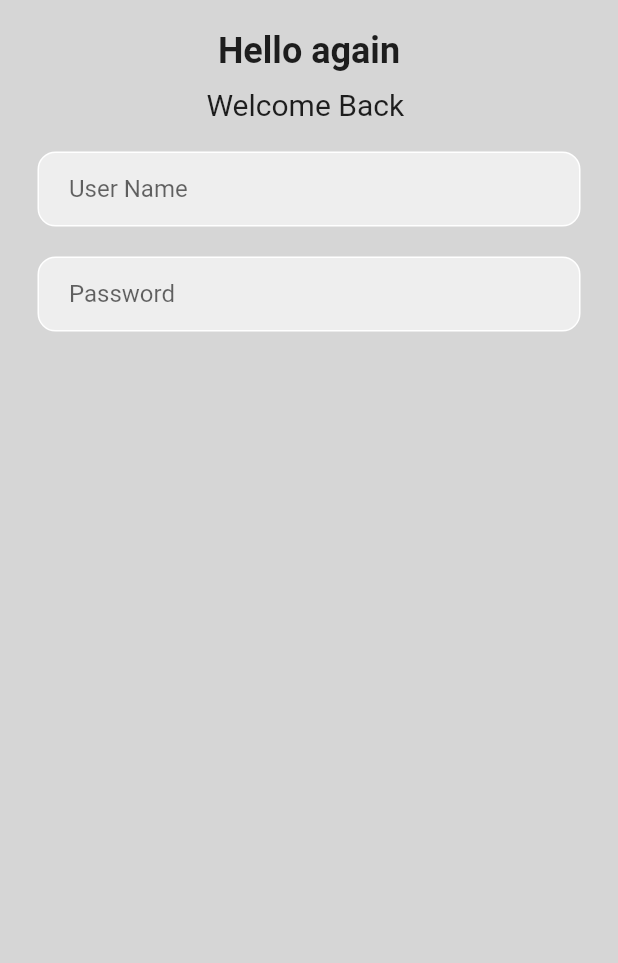
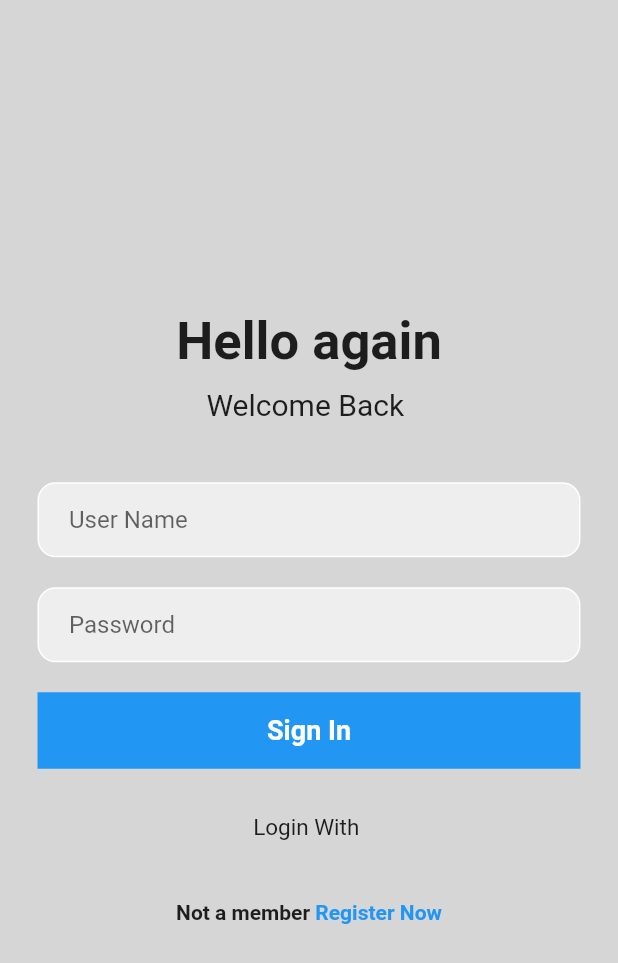
Before and after one commit to darshana-perera-97/loging_flutter, a Flutter app: the screen it shows after launch, on a phone screen of 412 x 824 dp. Shown: the top 963 px of the screen. Run offline on Flutter 3.47's test engine with Material 2 defaults, Android fonts, the phone set to English and light mode, and no system bars.

Commit message:
login page created

```diff
--- a/lib/login_page.dart
+++ b/lib/login_page.dart
@@ -13,16 +13,15 @@ class _LoginPageState extends State<LoginPage> {
     return Scaffold(
       backgroundColor: Colors.grey[350],
       body: SafeArea(
+        child: Center(
           child: Column(
+            mainAxisAlignment: MainAxisAlignment.center,
             children: [
-            SizedBox(
-              height: 20,
-            ),
               //hello again text
               Center(
                   child: Text(
                 'Hello again',
-              style: TextStyle(fontSize: 24, fontWeight: FontWeight.bold),
+                style: TextStyle(fontSize: 35, fontWeight: FontWeight.bold),
               )),
               SizedBox(
                 height: 10,
@@ -33,7 +32,7 @@ class _LoginPageState extends State<LoginPage> {
                 style: TextStyle(fontSize: 20),
               )),
               SizedBox(
-              height: 20,
+                height: 40,
               ),
               //user name input text
 
@@ -73,16 +72,59 @@ class _LoginPageState extends State<LoginPage> {
                     ),
                   ),
                 ),
-            )
-
+              ),
+              SizedBox(
+                height: 20,
+              ),
               //sign up button
+              Padding(
+                padding: const EdgeInsets.symmetric(horizontal: 25.0),
+                child: Container(
+                  padding: EdgeInsets.all(15),
+                  decoration: BoxDecoration(color: Colors.blue),
+                  child: Center(
+                      child: Text(
+                    "Sign In",
+                    style: TextStyle(
+                        color: Colors.white,
+                        fontSize: 18.0,
+                        fontWeight: FontWeight.bold),
+                  )),
+                ),
+              ),
+              SizedBox(
+                height: 30,
+              ),
 
               //login with text
-
+              Center(
+                  child: Text(
+                'Login With ',
+                style: TextStyle(fontSize: 15,color: Colors.black87),
+              )),
+              SizedBox(
+                height: 40,
+              ),
               //login ways
 
               //not a member? regiter now  text
+              Center(
+                  child: Row(
+                mainAxisAlignment: MainAxisAlignment.center,
+                children: [
+                  Text(
+                    'Not a member ',
+                    style: TextStyle(fontWeight: FontWeight.bold),
+                  ),
+                  Text(
+                    'Register Now',
+                    style: TextStyle(
+                        fontWeight: FontWeight.bold, color: Colors.blue),
+                  ),
                 ],
+              )),
+            ],
+          ),
         ),
       ),
     );
```
Lines whose indentation alone changed are shown as unchanged.
